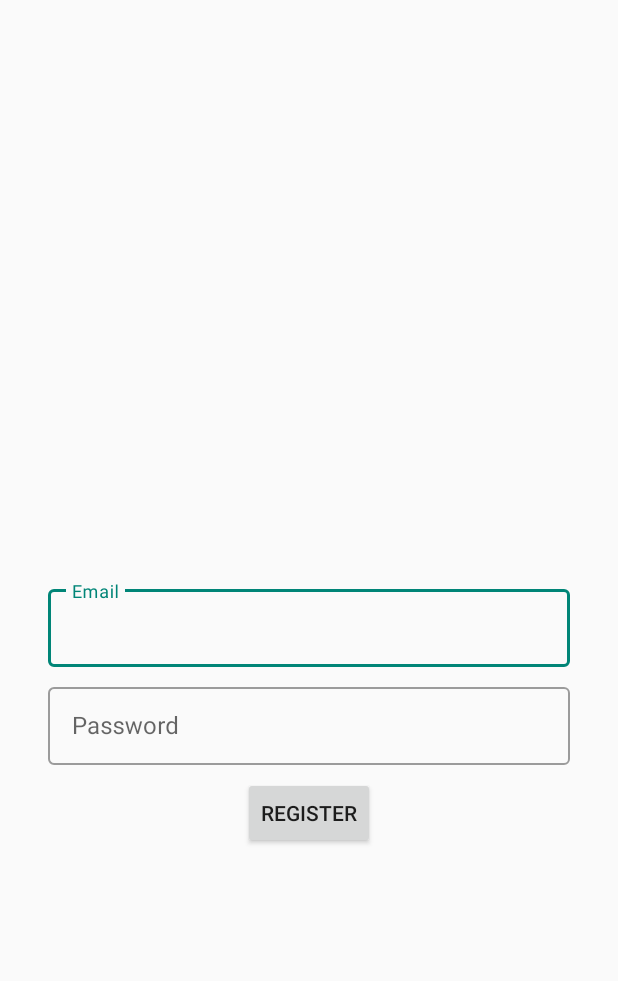
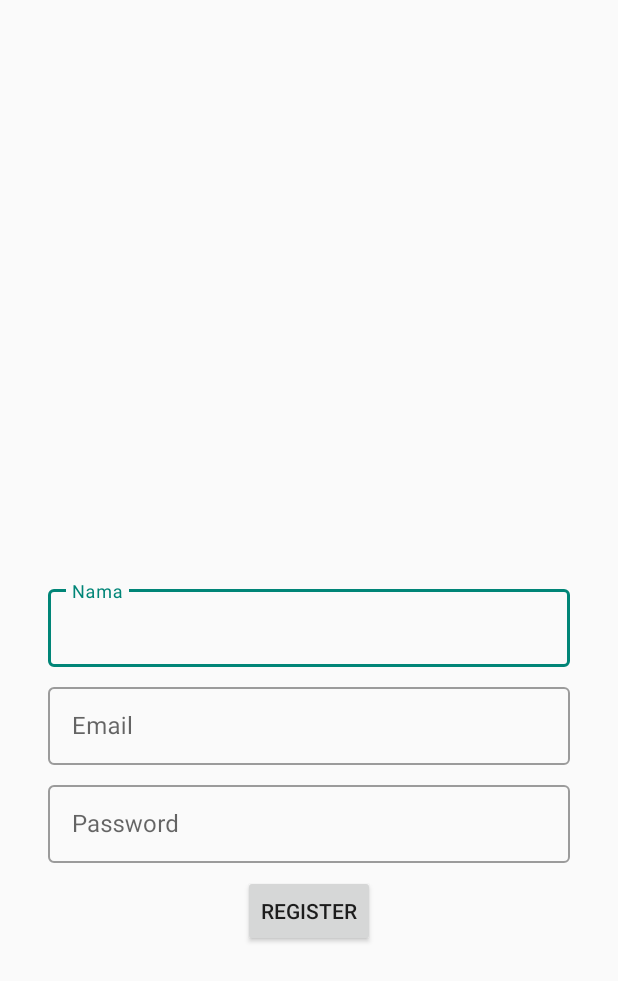
Before and after one commit to hanifah01/android-polarhr, an Android app: the Register screen opened directly, with no data from a screen before it, after a tap on "REGISTER", on a phone screen of 412 x 824 dp. Shown: the top 981 px of the screen. Run offline under Robolectric (Android 15) with nearby library versions, the phone set to English and light mode, and no system bars; our stand-ins replace Firebase (no records; nobody signed in at launch, a user with empty details on screens opened directly); libraries missing offline, so code that uses them is left out: maes.tech.intentanim, org.jetbrains.anko.

Commit message:
initial commit'

```diff
--- a/app/build.gradle
+++ b/app/build.gradle
@@ -49,5 +49,6 @@ dependencies {
     implementation 'com.github.hajiyevelnur92:intentanimation:1.0'
     implementation 'com.google.firebase:firebase-auth:19.2.0'
     implementation 'com.google.firebase:firebase-firestore:21.4.0'
+    implementation 'com.google.firebase:firebase-database:19.2.1'
 
 }
--- a/app/src/main/java/com/example/polar/view/register/Register.kt
+++ b/app/src/main/java/com/example/polar/view/register/Register.kt
@@ -1,37 +1,57 @@
 package com.example.polar.view.register
 
 import android.content.Intent
+import android.os.Bundle
+import android.view.View
+import android.widget.Toast
 import androidx.appcompat.app.AppCompatActivity
-import android.os.Bundle
-import android.widget.Toast
+import androidx.core.view.isVisible
 import com.example.polar.R
-import com.example.polar.module.msg
-import com.example.polar.module.register
 import com.example.polar.support.REGISTER_BERHASIL
 import com.example.polar.support.REGISTER_GAGAL
 import com.example.polar.view.login.Login
 import com.google.firebase.auth.FirebaseAuth
-import kotlinx.android.synthetic.main.activity_login.*
+import com.google.firebase.database.FirebaseDatabase
 import kotlinx.android.synthetic.main.activity_register.*
-import kotlinx.android.synthetic.main.activity_register.edt_email
-import kotlinx.android.synthetic.main.activity_register.edt_pass
 import maes.tech.intentanim.CustomIntent
+import org.jetbrains.anko.doAsync
+import org.jetbrains.anko.uiThread
+
 
 class Register : AppCompatActivity() {
     private lateinit var auth: FirebaseAuth
+    var msg = ""
     override fun onCreate(savedInstanceState: Bundle?) {
         super.onCreate(savedInstanceState)
         setContentView(R.layout.activity_register)
         auth = FirebaseAuth.getInstance()
 
         btn_register.setOnClickListener {
-            auth.createUserWithEmailAndPassword(edt_email.text.toString(), edt_pass.text.toString()).addOnCompleteListener {
+            loading.visibility = View.VISIBLE
+            daftar()
+        }
+    }
+
+    fun daftar(){
+        val email = edt_email.text.toString()
+        val pass = edt_pass.text.toString()
+        val name = edt_nama.text.toString()
+        val current_user_db = FirebaseDatabase.getInstance().reference.child(name)
+        if (pass.equals("") || email.equals("") || name.equals("")){
+            Toast.makeText(this, "Field ada yang kosong!", Toast.LENGTH_LONG).show()
+            loading.visibility = View.GONE
+        }
+        else {
+            auth.createUserWithEmailAndPassword(email, pass).addOnCompleteListener {
                 if (it.isSuccessful) {
+                    current_user_db.setValue(name)
                     startActivity(Intent(this, Login::class.java))
                     CustomIntent.customType(this, "right-to-left")
                     Toast.makeText(this, REGISTER_BERHASIL, Toast.LENGTH_LONG).show()
+                    loading.visibility = View.GONE
                 } else {
                     Toast.makeText(this, REGISTER_GAGAL, Toast.LENGTH_LONG).show()
+                    loading.visibility = View.GONE
                 }
             }
         }
--- a/app/src/main/res/layout/activity_register.xml
+++ b/app/src/main/res/layout/activity_register.xml
@@ -6,8 +6,18 @@
     android:layout_height="match_parent"
     tools:context=".view.register.Register">
 
+    <ProgressBar
+        android:id="@+id/loading"
+        style="?android:attr/progressBarStyleLarge"
+        android:layout_width="match_parent"
+        android:layout_height="wrap_content"
+        android:indeterminate="true"
+        android:visibility="gone"
+        app:layout_constraintBottom_toBottomOf="parent"
+        app:layout_constraintTop_toTopOf="parent" />
+
     <com.google.android.material.textfield.TextInputLayout
-        android:id="@+id/textInputLayout"
+        android:id="@+id/textInputLayout1"
         style="@style/Widget.MaterialComponents.TextInputLayout.OutlinedBox"
         android:layout_width="match_parent"
         android:layout_height="wrap_content"
@@ -20,10 +30,10 @@
         app:layout_constraintTop_toTopOf="parent">
 
         <com.google.android.material.textfield.TextInputEditText
-            android:id="@+id/edt_email"
+            android:id="@+id/edt_nama"
             android:layout_width="match_parent"
             android:layout_height="@dimen/xxklarge"
-            android:hint="Email"
+            android:hint="Nama"
             android:textColor="@color/black"
             android:textSize="@dimen/font_medium" />
 
@@ -39,7 +49,29 @@
         android:layout_marginEnd="32dp"
         app:layout_constraintEnd_toEndOf="parent"
         app:layout_constraintStart_toStartOf="parent"
-        app:layout_constraintTop_toBottomOf="@+id/textInputLayout">
+        app:layout_constraintTop_toBottomOf="@id/textInputLayout1">
+
+        <com.google.android.material.textfield.TextInputEditText
+            android:id="@+id/edt_email"
+            android:layout_width="match_parent"
+            android:layout_height="@dimen/xxklarge"
+            android:hint="Email"
+            android:textColor="@color/black"
+            android:textSize="@dimen/font_medium" />
+
+    </com.google.android.material.textfield.TextInputLayout>
+
+    <com.google.android.material.textfield.TextInputLayout
+        android:id="@+id/textInputLayout3"
+        style="@style/Widget.MaterialComponents.TextInputLayout.OutlinedBox"
+        android:layout_width="match_parent"
+        android:layout_height="wrap_content"
+        android:layout_marginStart="32dp"
+        android:layout_marginTop="8dp"
+        android:layout_marginEnd="32dp"
+        app:layout_constraintEnd_toEndOf="parent"
+        app:layout_constraintStart_toStartOf="parent"
+        app:layout_constraintTop_toBottomOf="@+id/textInputLayout2">
 
         <com.google.android.material.textfield.TextInputEditText
             android:id="@+id/edt_pass"
@@ -59,6 +91,6 @@
         android:text="Register"
         app:layout_constraintEnd_toEndOf="parent"
         app:layout_constraintStart_toStartOf="parent"
-        app:layout_constraintTop_toBottomOf="@+id/textInputLayout2" />
+        app:layout_constraintTop_toBottomOf="@+id/textInputLayout3" />
 
 </androidx.constraintlayout.widget.ConstraintLayout>
```
Also changed, not shown: app/src/main/java/com/example/polar/module/Module.kt (deleted, +0 -34 lines), app/src/main/java/com/example/polar/view/login/Login.kt (+15 -4 lines), app/src/main/res/layout/activity_login.xml (+10 -0 lines).
